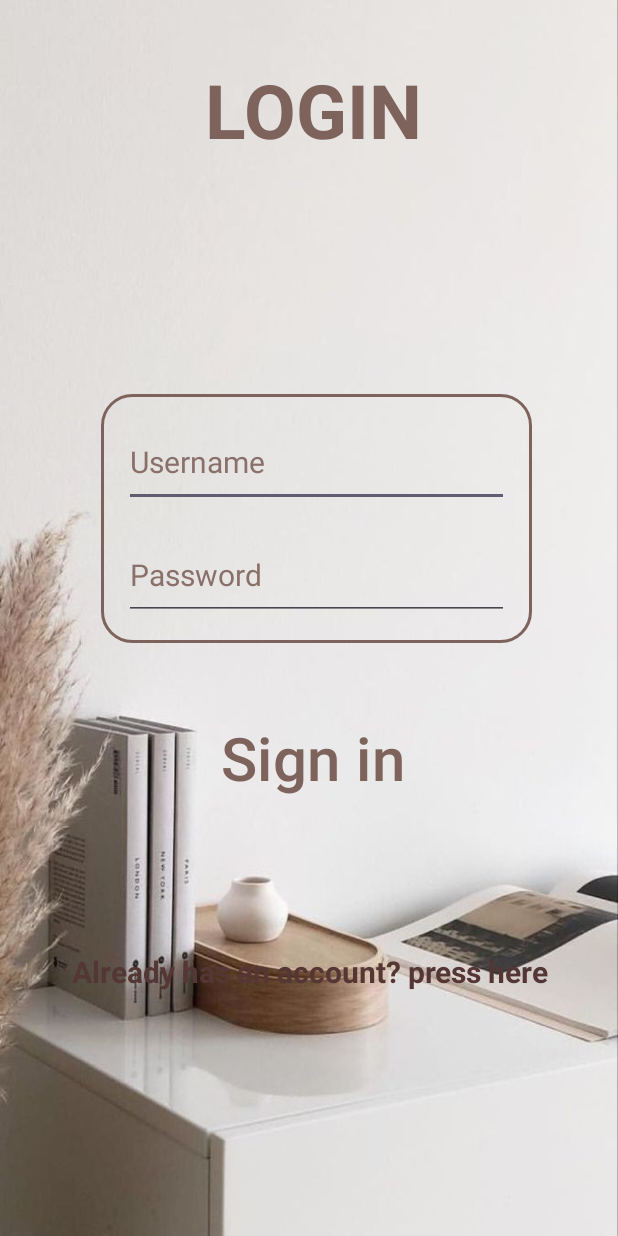
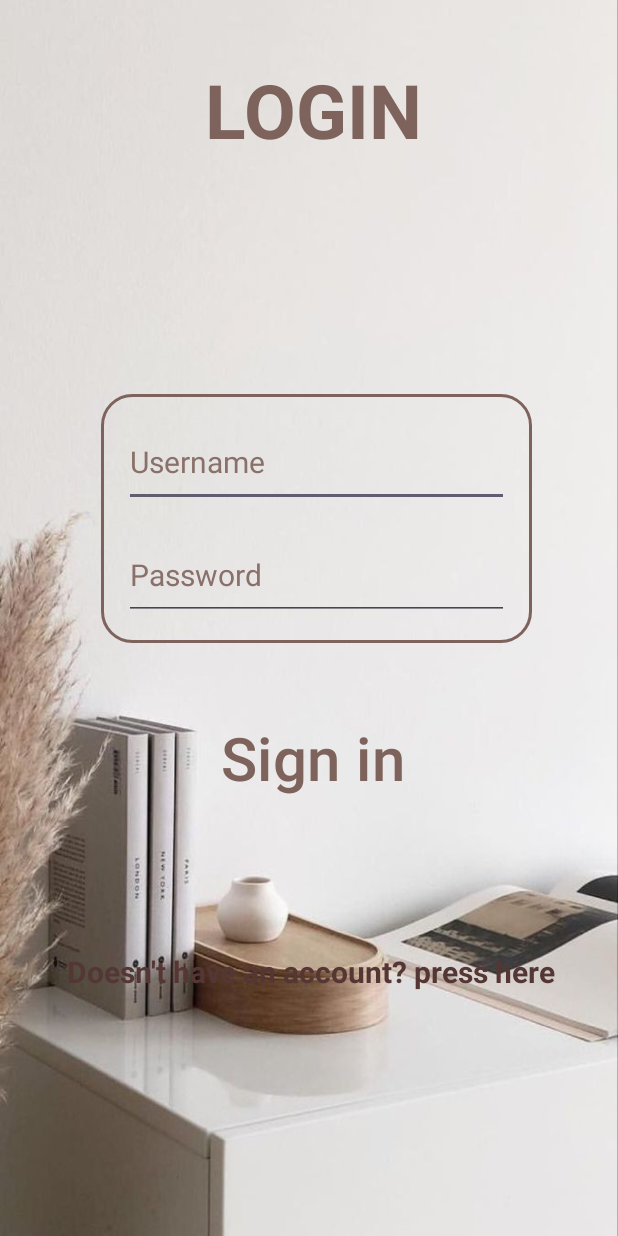
Before and after one commit to 56bar56/Targil4_AP2, an Android app: the loginActivity screen opened directly, with no data from a screen before it, on a phone screen of 412 x 824 dp. Run offline under Robolectric (Android 15) with nearby library versions, the phone set to English and light mode, and no system bars; our stand-ins replace Room's generated code.

Commit message:
settings final touches

```diff
--- a/app/src/main/java/com/example/targil4_ap2/MainActivity.java
+++ b/app/src/main/java/com/example/targil4_ap2/MainActivity.java
@@ -19,7 +19,7 @@ public class MainActivity extends AppCompatActivity {
         loginBtn.setOnClickListener(new View.OnClickListener() {
             @Override
             public void onClick(View v) {
-                startActivity(new Intent(getApplicationContext(), contacts_pageActivity.class));
+                startActivity(new Intent(getApplicationContext(), loginActivity.class));
             }
         });
         registerBtn.setOnClickListener(new View.OnClickListener() {
--- a/app/src/main/res/layout/activity_login_page.xml
+++ b/app/src/main/res/layout/activity_login_page.xml
@@ -37,7 +37,7 @@
         android:layout_marginTop="634dp"
         android:layout_marginEnd="11dp"
         android:layout_marginBottom="27dp"
-        android:text="Already has an account? press here"
+        android:text="Doesn't have an account? press here"
         android:textAlignment="center"
         android:textColor="#543734"
         android:textSize="20dp"
--- a/app/src/main/res/layout/activity_settings_page.xml
+++ b/app/src/main/res/layout/activity_settings_page.xml
@@ -4,7 +4,8 @@
     android:layout_height="match_parent"
     xmlns:app="http://schemas.android.com/apk/res-auto"
     android:orientation="vertical"
-    android:background="#FFFEFA">
+    android:background="#FFFEFA"
+    android:id="@+id/settingsRelativeLayout">
 
     <TextView
         android:id="@+id/tvChatRoom"
--- a/app/src/main/res/values/colors.xml
+++ b/app/src/main/res/values/colors.xml
@@ -2,4 +2,6 @@
 <resources>
     <color name="black">#FF000000</color>
     <color name="white">#FFFFFFFF</color>
+    <color name="darkModeBackground">#1C1B1A</color>
+    <color name="lightModeBackground">#FFFEFA</color>
 </resources>
```
Also changed, not shown: app/src/main/java/com/example/targil4_ap2/SettingsActivity.java (+9 -1 lines).
